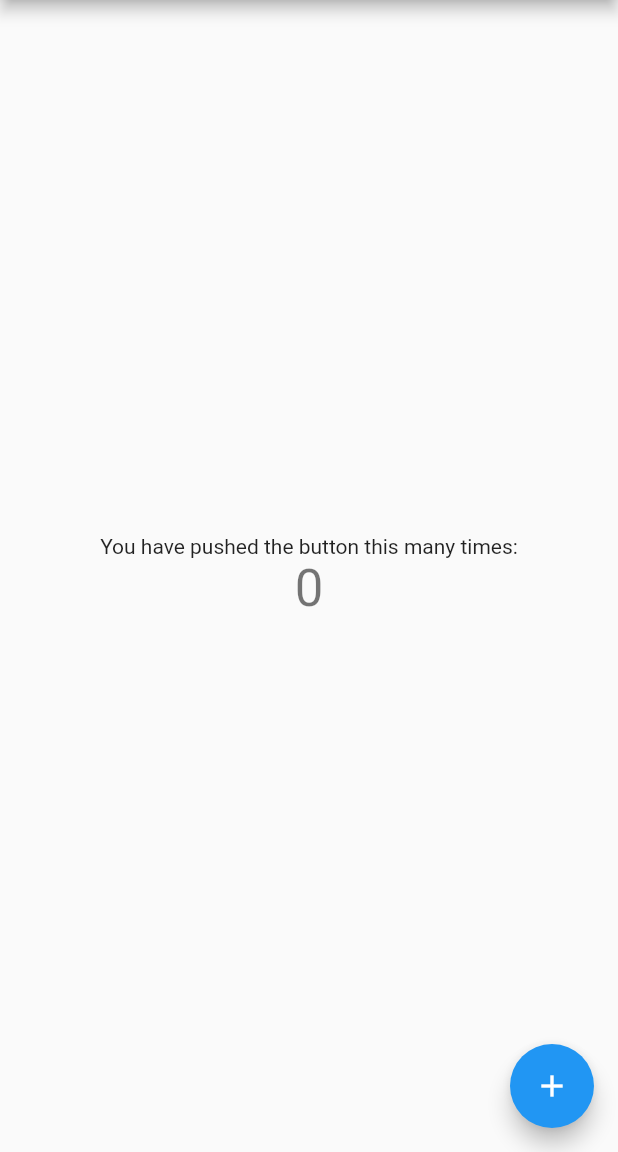
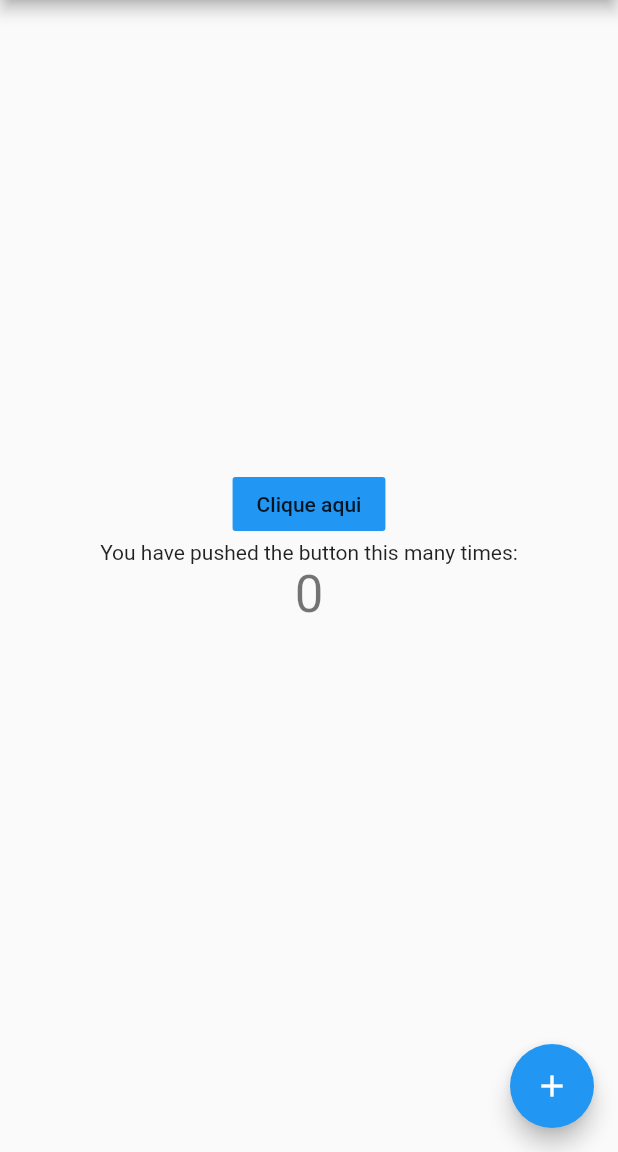
Before and after one commit to souzaleandror/meu_local_app, a Flutter app: the screen it shows after launch, on a phone screen of 412 x 824 dp, the part 84-1236 px from its top. Run offline on Flutter 3.47's test engine with Material 2 defaults, Android fonts, the phone set to English and light mode, and no system bars.

Commit message:
Commit final

```diff
--- a/lib/main.dart
+++ b/lib/main.dart
@@ -1,23 +1,15 @@
+import 'dart:math';
+
 import 'package:flutter/material.dart';
 
 void main() => runApp(MyApp());
 
 class MyApp extends StatelessWidget {
-  // This widget is the root of your application.
   @override
   Widget build(BuildContext context) {
     return MaterialApp(
       title: 'Flutter Demo',
       theme: ThemeData(
-        // This is the theme of your application.
-        //
-        // Try running your application with "flutter run". You'll see the
-        // application has a blue toolbar. Then, without quitting the app, try
-        // changing the primarySwatch below to Colors.green and then invoke
-        // "hot reload" (press "r" in the console where you ran "flutter run",
-        // or simply save your changes to "hot reload" in a Flutter IDE).
-        // Notice that the counter didn't reset back to zero; the application
-        // is not restarted.
         primarySwatch: Colors.blue,
       ),
       home: MyHomePage(title: 'Flutter Demo Home Page'),
@@ -28,15 +20,6 @@ class MyApp extends StatelessWidget {
 class MyHomePage extends StatefulWidget {
   MyHomePage({Key key, this.title}) : super(key: key);
 
-  // This widget is the home page of your application. It is stateful, meaning
-  // that it has a State object (defined below) that contains fields that affect
-  // how it looks.
-
-  // This class is the configuration for the state. It holds the values (in this
-  // case the title) provided by the parent (in this case the App widget) and
-  // used by the build method of the State. Fields in a Widget subclass are
-  // always marked "final".
-
   final String title;
 
   @override
@@ -46,51 +29,52 @@ class MyHomePage extends StatefulWidget {
 class _MyHomePageState extends State<MyHomePage> {
   int _counter = 0;
 
-  void _incrementCounter() {
+  List locais = [
+    "Beira",
+    "Maputo",
+    "Curitiba",
+    "Rio de Janeiro",
+    "Lisboa",
+    "Chimoio",
+    "Porto",
+    "Sao Francisco",
+    "Washington"
+  ];
+
+  List<Color> cores = [
+    Colors.orange,
+    Colors.blue,
+    Colors.green,
+    Colors.black,
+    Colors.grey
+  ];
+
+  String randomTexto = "";
+  Color randomCore = Colors.blue;
+
+  void _atualizarTela() {
     setState(() {
-      // This call to setState tells the Flutter framework that something has
-      // changed in this State, which causes it to rerun the build method below
-      // so that the display can reflect the updated values. If we changed
-      // _counter without calling setState(), then the build method would not be
-      // called again, and so nothing would appear to happen.
       _counter++;
+      randomTexto = locais[new Random().nextInt(locais.length)];
+      randomCore = cores[new Random().nextInt(cores.length)];
     });
   }
 
   @override
   Widget build(BuildContext context) {
-    // This method is rerun every time setState is called, for instance as done
-    // by the _incrementCounter method above.
-    //
-    // The Flutter framework has been optimized to make rerunning build methods
-    // fast, so that you can just rebuild anything that needs updating rather
-    // than having to individually change instances of widgets.
     return Scaffold(
       appBar: AppBar(
-        // Here we take the value from the MyHomePage object that was created by
-        // the App.build method, and use it to set our appbar title.
         title: Text(widget.title),
       ),
       body: Center(
-        // Center is a layout widget. It takes a single child and positions it
-        // in the middle of the parent.
         child: Column(
-          // Column is also a layout widget. It takes a list of children and
-          // arranges them vertically. By default, it sizes itself to fit its
-          // children horizontally, and tries to be as tall as its parent.
-          //
-          // Invoke "debug painting" (press "p" in the console, choose the
-          // "Toggle Debug Paint" action from the Flutter Inspector in Android
-          // Studio, or the "Toggle Debug Paint" command in Visual Studio Code)
-          // to see the wireframe for each widget.
-          //
-          // Column has various properties to control how it sizes itself and
-          // how it positions its children. Here we use mainAxisAlignment to
-          // center the children vertically; the main axis here is the vertical
-          // axis because Columns are vertical (the cross axis would be
-          // horizontal).
           mainAxisAlignment: MainAxisAlignment.center,
           children: <Widget>[
+            FlatButton(
+              onPressed: _atualizarTela,
+              color: randomCore,
+              child: Text("Clique aqui"),
+            ),
             Text(
               'You have pushed the button this many times:',
             ),
@@ -98,14 +82,18 @@ class _MyHomePageState extends State<MyHomePage> {
               '$_counter',
               style: Theme.of(context).textTheme.display1,
             ),
+            Text(
+              '$randomTexto',
+              style: Theme.of(context).textTheme.display1,
+            ),
           ],
         ),
       ),
       floatingActionButton: FloatingActionButton(
-        onPressed: _incrementCounter,
+        onPressed: _atualizarTela,
         tooltip: 'Increment',
         child: Icon(Icons.add),
-      ), // This trailing comma makes auto-formatting nicer for build methods.
+      ),
     );
   }
 }
```
Also changed, not shown: lib/generated/i18n.dart, 33 other files.
